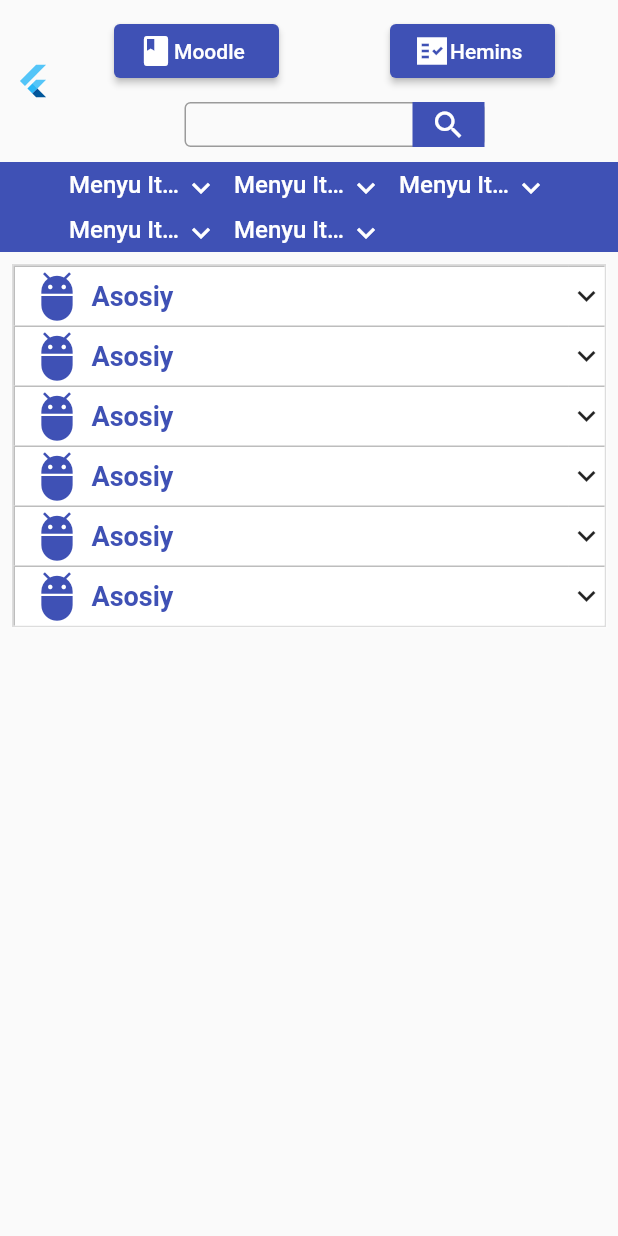
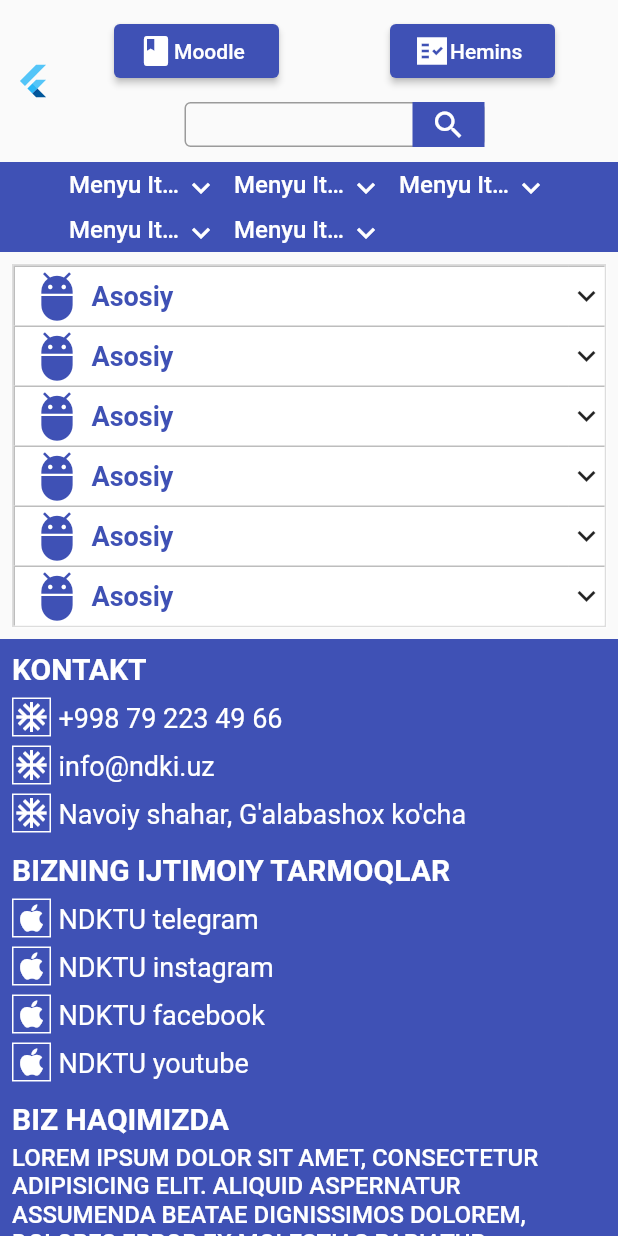
Before and after one commit to ShokhrukhDeveloper/nsmtu_mobile, a Flutter app: the screen it shows after launch, on a phone screen of 412 x 824 dp. Run offline on Flutter 3.47's test engine with Material 2 defaults, Android fonts, the phone set to English and light mode, and no system bars; drawn by our look-alikes of accordion.

Commit message:
FooterWidget Ready

```diff
--- a/lib/Presentation/Pages/Home/HomePage.dart
+++ b/lib/Presentation/Pages/Home/HomePage.dart
@@ -1,7 +1,8 @@
 import 'package:flutter/material.dart';
+import 'package:nsmtu_mobile/Presentation/Widgets/AccordionWidget/AccordionWidget.dart';
+import 'package:nsmtu_mobile/Presentation/Widgets/FooterWidget/FooterWidget.dart';
+import 'package:nsmtu_mobile/Presentation/Widgets/TopBarWidget/TopBarWidget.dart';
 
-import '../../Widgets/AccordionWidget/AccordionWidget.dart';
-import '../../Widgets/TopBarWidget/TopBarWidget.dart';
 
 class HomePage extends StatefulWidget {
   const HomePage({Key? key}) : super(key: key);
@@ -20,7 +21,8 @@ class _HomePageState extends State<HomePage> {
           child: Column(
             children:  [
               TopBar(),
-              AccordionWidget()
+              AccordionWidget(),
+              FooterWidget()
             ],
           ),
         ),
--- a/lib/Presentation/Styles/AppTextStyle.dart
+++ b/lib/Presentation/Styles/AppTextStyle.dart
@@ -13,5 +13,22 @@ class AppTextStyle{
     fontSize: 16,
     color: Colors.indigo
   );
+  static  TextStyle  styleFooterContactHeader= const TextStyle(
+    fontWeight: FontWeight.w700,
+    fontSize: 20,
+    color: Colors.white
+  );
+
+  static  TextStyle  styleFooterContactContent= const TextStyle(
+    fontWeight: FontWeight.w400,
+    fontSize: 18,
+    color: Colors.white
+  );
+  static  TextStyle  styleFooterAboutUsContent= const TextStyle(
+    fontWeight: FontWeight.w500,
+    fontSize: 16,
+    color: Colors.white
+  );
+
 
 }
--- /dev/null
+++ b/lib/Presentation/Widgets/FooterWidget/FooterAboutUsWidget.dart
@@ -0,0 +1,26 @@
+import 'package:flutter/material.dart';
+import 'package:nsmtu_mobile/Presentation/Styles/AppTextStyle.dart';
+class FooterAboutUsWidget extends StatelessWidget {
+   FooterAboutUsWidget({Key? key}) : super(key: key);
+String text="LOREM IPSUM DOLOR SIT AMET, CONSECTETUR ADIPISICING ELIT. ALIQUID ASPERNATUR ASSUMENDA BEATAE DIGNISSIMOS DOLOREM, DOLORES ERROR EX MOLESTIAS PARIATUR PERSPICIATIS PROVIDENT QUAS QUIDEM QUISQUAM SEQUI SUNT TEMPORA TEMPORE VEL VERITATIS.";
+  @override
+  Widget build(BuildContext context) {
+    return Column(
+      mainAxisAlignment: MainAxisAlignment.start,
+      mainAxisSize: MainAxisSize.min,
+      crossAxisAlignment: CrossAxisAlignment.start,
+      children: [
+        Text("Biz haqimizda".toUpperCase(), style: AppTextStyle.styleFooterContactHeader,),
+        const SizedBox(height: 5,),
+         Flexible(
+            child: Padding(
+              padding: const EdgeInsets.all(0),
+              child: Text(text,
+              style: AppTextStyle.styleFooterAboutUsContent,
+
+                overflow: TextOverflow.clip,),
+            ))
+      ],
+    );
+  }
+}
--- /dev/null
+++ b/lib/Presentation/Widgets/FooterWidget/FooterContactWidget.dart
@@ -0,0 +1,40 @@
+import 'package:flutter/material.dart';
+import 'package:nsmtu_mobile/Presentation/Styles/AppTextStyle.dart';
+class FooterContactWidget extends StatelessWidget {
+  FooterContactWidget({Key? key,required this.items,required this.icon,required this.header}) : super(key: key);
+  String header;
+  Widget icon;
+  List<String> items;
+  @override
+  Widget build(BuildContext context) {
+    return Column(
+      crossAxisAlignment: CrossAxisAlignment.start,
+      children: [
+        Text(header.toUpperCase(), style: AppTextStyle.styleFooterContactHeader,),
+        const SizedBox(height: 5,),
+        Column(
+          crossAxisAlignment: CrossAxisAlignment.start,
+          children: items.map<Widget>((e) =>Padding(
+            padding: const EdgeInsets.symmetric(vertical: 3.0),
+            child: Row(
+              crossAxisAlignment: CrossAxisAlignment.start,
+              children: [
+                Container(
+                  decoration: BoxDecoration(
+                    border: Border.all(color: Colors.white)
+                  ),
+                    child: icon),
+              const SizedBox(width: 5,),
+
+                Flexible(child: Padding(
+                  padding: const EdgeInsets.only(top: 3),
+                  child: Text(e,style: AppTextStyle.styleFooterContactContent,overflow: TextOverflow.clip,),
+                )),
+              ],
+            ),
+          ) ).toList(),
+        )
+      ],
+    );
+  }
+}
--- /dev/null
+++ b/lib/Presentation/Widgets/FooterWidget/FooterWidget.dart
@@ -0,0 +1,44 @@
+import 'package:flutter/material.dart';
+
+
+import 'FooterAboutUsWidget.dart';
+import 'FooterContactWidget.dart';
+class FooterWidget extends StatelessWidget {
+  const FooterWidget({Key? key}) : super(key: key);
+
+  @override
+  Widget build(BuildContext context) {
+    return Container(
+      padding: const EdgeInsets.all(8),
+      color: Theme.of(context).primaryColor,
+      width: double.infinity,
+      child: Wrap(
+      alignment: WrapAlignment.start,
+        children: [
+          FooterContactWidget(
+            header: 'Kontakt',
+            items: [
+              "+998 79 223 49 66",
+              "info@ndki.uz",
+              "Navoiy shahar, G'alabashox ko'cha",
+            ],
+            icon: const Icon(Icons.ac_unit_outlined, color: Colors.white,),
+          ) ,
+          const SizedBox(width: 10,height: 10,),
+          FooterContactWidget(
+            header: 'BIZNING IJTIMOIY TARMOQLAR',
+            items: [
+              "NDKTU telegram",
+              "NDKTU instagram",
+              "NDKTU facebook",
+              "NDKTU youtube",
+            ],
+            icon: const Icon(Icons.apple, color: Colors.white,),
+          ),
+          const SizedBox(width: 10,height: 10,),
+           FooterAboutUsWidget()
+        ],
+      ),
+    );
+  }
+}
```
